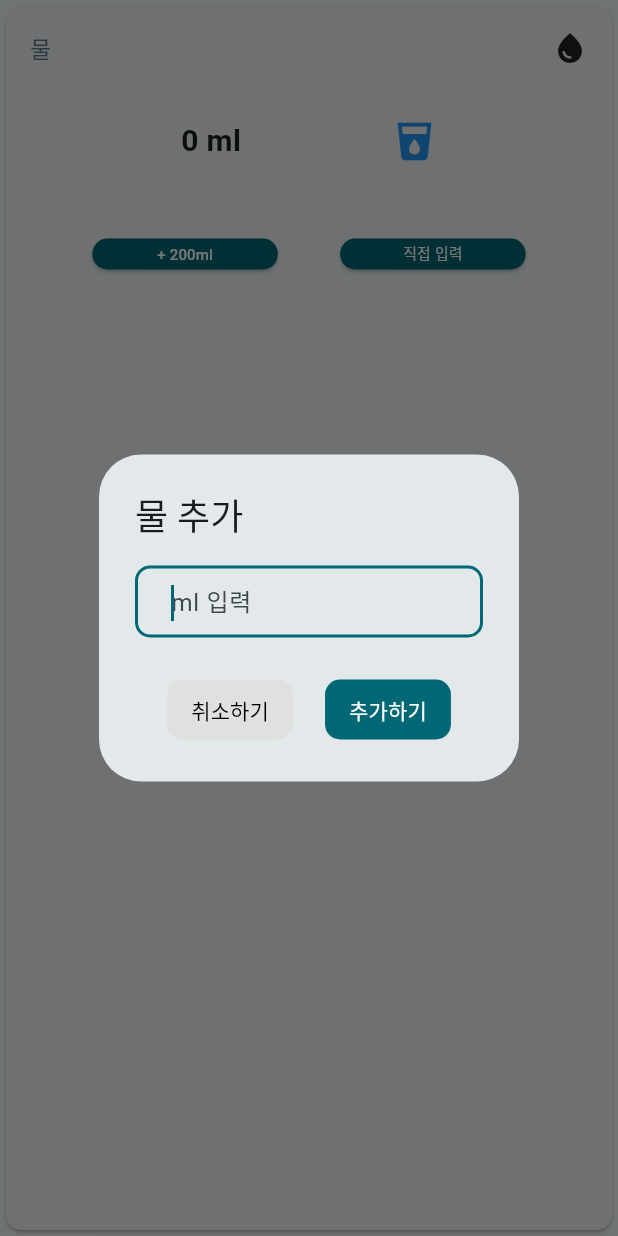
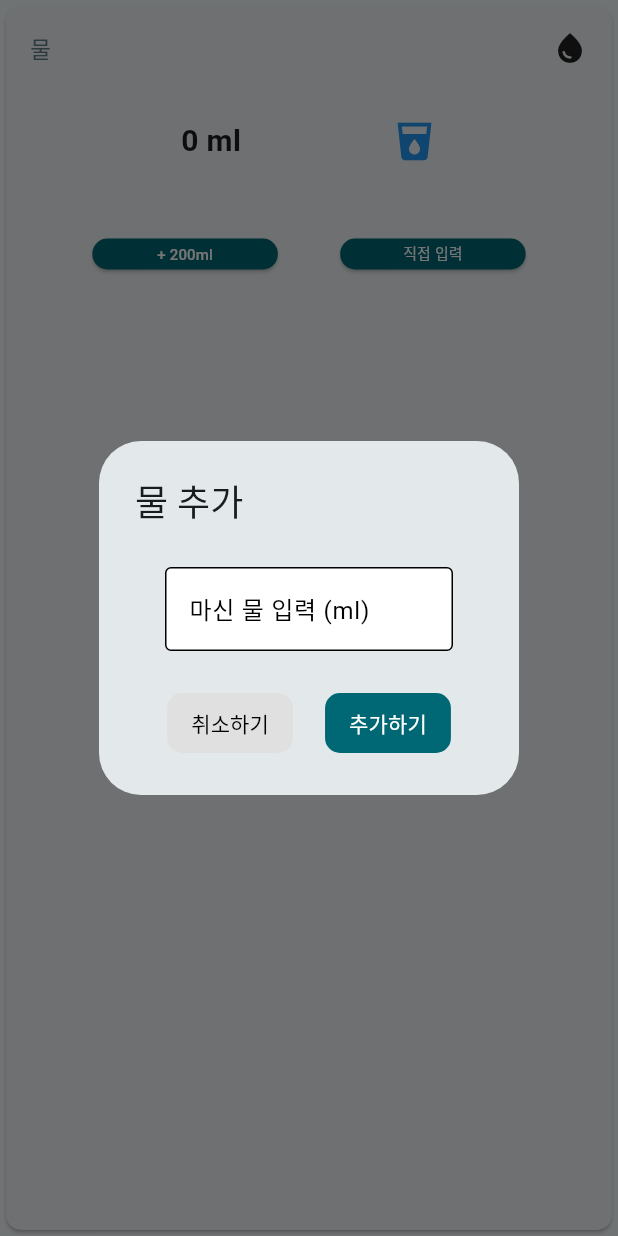
Before and after one commit to suhunPark38/bodyguard, a Flutter app: the WaterWidget widget shown alone on an empty page, opened directly with empty values, after a tap on "직접 입력", on a phone screen of 412 x 824 dp. Run offline on Flutter 3.47's test engine with Material 3 defaults, Android fonts, the phone set to English and light mode, and no system bars; our stand-ins replace auto_size_text, carousel_slider, cloud_firestore, drift, firebase_auth, firebase_core and 7 more; missing offline and left inert: carp_serializable, flutter_naver_map, health; accounts and stored records are empty; generated files the repository leaves out were written again; Roboto replaces fonts that are missing (Pretendard).

Commit message:
활동 페이지 수정 완료

```diff
--- a/lib/screens/activity_page/widgets/body_info_widget.dart
+++ b/lib/screens/activity_page/widgets/body_info_widget.dart
@@ -1,6 +1,6 @@
 import 'package:bodyguard/providers/health_data_provider.dart';
 import 'package:bodyguard/providers/user_info_provider.dart';
-import 'package:bodyguard/widgets/customForm.dart';
+import 'package:bodyguard/widgets/custom_form.dart';
 import 'package:flutter/material.dart';
 import 'package:provider/provider.dart';
 
--- a/lib/screens/activity_page/widgets/water_widget.dart
+++ b/lib/screens/activity_page/widgets/water_widget.dart
@@ -1,8 +1,9 @@
 import 'package:bodyguard/providers/health_data_provider.dart';
 import 'package:flutter/material.dart';
 import 'package:provider/provider.dart';
-
 import '../../../widgets/custom_button.dart';
+import '../../../utils/regExp.dart';
+import '../../../widgets/custom_form.dart';
 
 class WaterWidget extends StatelessWidget {
   final double water;
@@ -20,8 +21,9 @@ class WaterWidget extends StatelessWidget {
       child: SizedBox(
         child: Padding(
           padding: const EdgeInsets.all(16),
-              child:
-                  Column(mainAxisAlignment: MainAxisAlignment.start, children: [
+          child: Column(
+            mainAxisAlignment: MainAxisAlignment.start,
+            children: [
               const Row(
                 mainAxisAlignment: MainAxisAlignment.spaceBetween,
                 children: [
@@ -29,10 +31,9 @@ class WaterWidget extends StatelessWidget {
                     "물",
                     style: TextStyle(color: Colors.blueGrey, fontSize: 15),
                   ),
-                      Icon(
-                        Icons.water_drop,
-                      )
-                    ]),
+                  Icon(Icons.water_drop),
+                ],
+              ),
               const SizedBox(height: 10),
               // 아이콘 크기가 커져도 위젯 크기 변하지 않게 감싸줌.
               SizedBox(
@@ -53,7 +54,8 @@ class WaterWidget extends StatelessWidget {
                       color: Colors.blue,
                     )
                   ],
-                    )),
+                ),
+              ),
               const SizedBox(height: 25),
               Row(
                 mainAxisAlignment: MainAxisAlignment.spaceEvenly,
@@ -70,48 +72,38 @@ class WaterWidget extends StatelessWidget {
                           "+ 200ml",
                           style: TextStyle(fontSize: 10),
                         ),
-                                  ))),
+                      ),
+                    ),
+                  ),
                   SizedBox(
                     width: screenWidth * 0.3,
                     height: screenHeight * 0.025,
                     child: Consumer<HealthDataProvider>(
                       builder: (context, provider, _) => CustomButton(
                         onPressed: () async {
+                          final controller = TextEditingController();
+                          final focusNode = FocusNode();
+                          final customForm = CustomForm();
+
                           final result = await showDialog<int>(
                             context: context,
                             builder: (context) {
-                                          int inputValue = 0;
                               return AlertDialog(
-                                            title: const Text('물 추가',
-                                                style: TextStyle(
-                                                    fontWeight:
-                                                        FontWeight.w500)),
-                                            content: TextField(
-                                              autofocus: true,
-                                              keyboardType:
-                                                  TextInputType.number,
-                                              decoration: InputDecoration(
-                                                hintText: 'ml 입력',
-                                                border: OutlineInputBorder(
-                                                  borderRadius:
-                                                      BorderRadius.circular(10),
+                                title: const Text(
+                                  '물 추가',
+                                  style: TextStyle(fontWeight: FontWeight.w500),
                                 ),
-                                                contentPadding:
-                                                    const EdgeInsets.symmetric(
-                                                  vertical: 10,
-                                                  horizontal: 20,
-                                                ),
-                                              ),
-                                              onChanged: (value) {
-                                                inputValue =
-                                                    int.tryParse(value) ?? 0;
-                                              },
+                                content: customForm.buildTextField(
+                                  label: '마신 물 입력 (ml)',
+                                  controller: controller,
+                                  focusNode: focusNode,
+                                  regExp: REGEXP.number,
+                                  keyboardType: TextInputType.number,
                                 ),
                                 actions: [
                                   Row(
                                     mainAxisAlignment:
-                                                      MainAxisAlignment
-                                                          .spaceEvenly,
+                                        MainAxisAlignment.spaceEvenly,
                                     children: [
                                       FilledButton(
                                         onPressed: () {
@@ -120,10 +112,13 @@ class WaterWidget extends StatelessWidget {
                                         style: TextButton.styleFrom(
                                           backgroundColor: Colors.grey.shade300,
                                           shape: RoundedRectangleBorder(
-                                                          borderRadius: BorderRadius.circular(10.0),
+                                            borderRadius:
+                                                BorderRadius.circular(10.0),
                                           ),
                                           padding: const EdgeInsets.symmetric(
-                                                            horizontal: 16.0, vertical: 8.0),
+                                            horizontal: 16.0,
+                                            vertical: 8.0,
+                                          ),
                                         ),
                                         child: const Text(
                                           '취소하기',
@@ -134,21 +129,25 @@ class WaterWidget extends StatelessWidget {
                                       ),
                                       FilledButton(
                                         onPressed: () {
-                                                        Navigator.of(context)
-                                                            .pop(inputValue);
+                                          int inputValue =
+                                              int.tryParse(controller.text) ??
+                                                  0;
+                                          Navigator.of(context).pop(inputValue);
                                         },
                                         style: ElevatedButton.styleFrom(
                                           shape: RoundedRectangleBorder(
-                                                          borderRadius: BorderRadius.circular(10.0),
+                                            borderRadius:
+                                                BorderRadius.circular(10.0),
                                           ),
                                           padding: const EdgeInsets.symmetric(
-                                                            horizontal: 16.0, vertical: 8.0),
-                                                      ),
-                                                      child: const Text(
-                                                        '추가하기',
+                                            horizontal: 16.0,
+                                            vertical: 8.0,
                                           ),
                                         ),
-                                                  ])
+                                        child: const Text('추가하기'),
+                                      ),
+                                    ],
+                                  ),
                                 ],
                               );
                             },
@@ -164,9 +163,15 @@ class WaterWidget extends StatelessWidget {
                           "직접 입력",
                           style: TextStyle(fontSize: 10),
                         ),
-                                  ))),
-                    ])
-              ])),
-        ));
+                      ),
+                    ),
+                  ),
+                ],
+              ),
+            ],
+          ),
+        ),
+      ),
+    );
   }
 }
--- a/lib/screens/body_page/body_page.dart
+++ b/lib/screens/body_page/body_page.dart
@@ -6,7 +6,7 @@ import 'package:provider/provider.dart';
 
 import '../../services/user_firebase.dart';
 import '../../utils/regExp.dart';
-import '../../widgets/customForm.dart';
+import '../../widgets/custom_form.dart';
 
 class BodyPage extends StatefulWidget {
   const BodyPage({Key? key}) : super(key: key);
--- a/lib/screens/identity_page/myInfo_detail_page.dart
+++ b/lib/screens/identity_page/myInfo_detail_page.dart
@@ -5,7 +5,7 @@ import '../../services/auth_service.dart';
 import '../../services/user_firebase.dart';
 import '../../utils/format_util.dart';
 import '../../utils/regExp.dart';
-import '../../widgets/customForm.dart';
+import '../../widgets/custom_form.dart';
 import '../../widgets/search_address.dart';
 
 class MyInfoDetailPage extends StatefulWidget {
--- a/lib/widgets/login.dart
+++ b/lib/widgets/login.dart
@@ -5,7 +5,7 @@ import 'package:flutter/material.dart';
 
 import '../services/auth_service.dart';
 import '../utils/regExp.dart';
-import 'customForm.dart';
+import 'custom_form.dart';
 
 class Login extends StatefulWidget {
   const Login({Key? key}) : super(key: key);
--- a/lib/widgets/sign_Up.dart
+++ b/lib/widgets/sign_Up.dart
@@ -1,7 +1,7 @@
 import 'package:bodyguard/model/user_model.dart';
 import 'package:bodyguard/providers/health_data_provider.dart';
 import 'package:bodyguard/services/user_firebase.dart';
-import 'package:bodyguard/widgets/customForm.dart';
+import 'package:bodyguard/widgets/custom_form.dart';
 import 'package:bodyguard/widgets/search_address.dart';
 import 'package:cloud_firestore/cloud_firestore.dart';
 import 'package:flutter/cupertino.dart';
```
Also changed, not shown: lib/widgets/custom_form.dart (renamed from lib/widgets/customForm.dart). Lines whose indentation alone changed are shown as unchanged.
